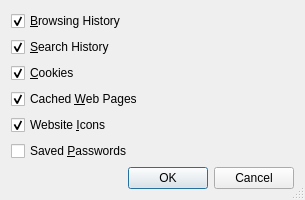
testmana2/test, file Helpviewer/HelpClearPrivateDataDialog.ui: the form before one commit.
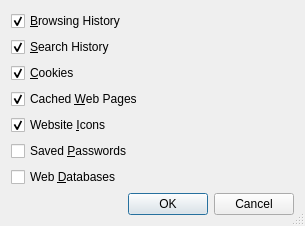
The form after the commit.

Commit message: Added support for Web SQL Databases to the web browser.

```diff
--- a/Helpviewer/HelpClearPrivateDataDialog.ui
+++ b/Helpviewer/HelpClearPrivateDataDialog.ui
@@ -7,7 +7,7 @@
     <x>0</x>
     <y>0</y>
     <width>305</width>
-    <height>191</height>
+    <height>200</height>
    </rect>
   </property>
   <property name="windowTitle">
@@ -95,6 +95,16 @@
      </property>
     </widget>
    </item>
+   <item>
+    <widget class="QCheckBox" name="databasesCheckBox">
+     <property name="toolTip">
+      <string>Select to delete all web databases</string>
+     </property>
+     <property name="text">
+      <string>Web &amp;Databases</string>
+     </property>
+    </widget>
+   </item>
    <item>
     <widget class="QDialogButtonBox" name="buttonBox">
      <property name="orientation">
```
Left out of the diff: 1 changed line with no effect on the pictures. The commit also changes 28 other files.
